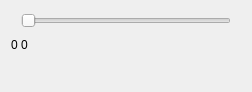
AntonLip/Recognition, file QtWorkGui/FormFile/FormForSimulator/QtMySliderWid.ui: the form before one commit.
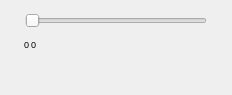
The form after the commit. Custom widgets are drawn as their Qt base class.

Commit message: change labels for sliders value in QtMySliderWid

```diff
--- a/QtWorkGui/FormFile/FormForSimulator/QtMySliderWid.ui
+++ b/QtWorkGui/FormFile/FormForSimulator/QtMySliderWid.ui
@@ -6,8 +6,8 @@
    <rect>
     <x>0</x>
     <y>0</y>
-    <width>252</width>
-    <height>92</height>
+    <width>232</width>
+    <height>95</height>
    </rect>
   </property>
   <property name="sizePolicy">
@@ -18,10 +18,16 @@
   </property>
   <property name="minimumSize">
    <size>
-    <width>218</width>
+    <width>232</width>
     <height>0</height>
    </size>
   </property>
+  <property name="maximumSize">
+   <size>
+    <width>232</width>
+    <height>16777215</height>
+   </size>
+  </property>
   <property name="windowTitle">
    <string>QtMySliderWid</string>
   </property>
@@ -29,7 +35,7 @@
    <item>
     <layout class="QVBoxLayout" name="verticalLayout">
      <item>
-      <layout class="QHBoxLayout" name="horizontalLayout" stretch="1,20,1">
+      <layout class="QHBoxLayout" name="horizontalLayout" stretch="1,10,1">
        <item>
         <spacer name="horizontalSpacer">
          <property name="orientation">
@@ -47,10 +53,16 @@
         <widget class="QxtSpanSlider" name="horizontalSlider">
          <property name="minimumSize">
           <size>
-           <width>0</width>
+           <width>182</width>
            <height>20</height>
           </size>
          </property>
+         <property name="maximumSize">
+          <size>
+           <width>198</width>
+           <height>16777215</height>
+          </size>
+         </property>
          <property name="orientation">
           <enum>Qt::Horizontal</enum>
          </property>
@@ -78,14 +90,20 @@
       <widget class="QWidget" name="widget" native="true">
        <property name="minimumSize">
         <size>
-         <width>0</width>
+         <width>212</width>
          <height>16</height>
         </size>
        </property>
+       <property name="maximumSize">
+        <size>
+         <width>232</width>
+         <height>16777215</height>
+        </size>
+       </property>
        <widget class="QLabel" name="label_max">
         <property name="geometry">
          <rect>
-          <x>10</x>
+          <x>20</x>
           <y>0</y>
           <width>18</width>
           <height>16</height>
@@ -97,6 +115,11 @@
           <height>16</height>
          </size>
         </property>
+        <property name="font">
+         <font>
+          <pointsize>7</pointsize>
+         </font>
+        </property>
         <property name="text">
          <string>&lt;html&gt;&lt;head/&gt;&lt;body&gt;&lt;p&gt;0&lt;/p&gt;&lt;/body&gt;&lt;/html&gt;</string>
         </property>
@@ -116,9 +139,17 @@
           <height>16</height>
          </size>
         </property>
+        <property name="font">
+         <font>
+          <pointsize>7</pointsize>
+         </font>
+        </property>
         <property name="text">
          <string>&lt;html&gt;&lt;head/&gt;&lt;body&gt;&lt;p&gt;0&lt;/p&gt;&lt;/body&gt;&lt;/html&gt;</string>
         </property>
+        <property name="alignment">
+         <set>Qt::AlignRight|Qt::AlignTrailing|Qt::AlignVCenter</set>
+        </property>
        </widget>
       </widget>
      </item>
```
The commit also changes 5 other files.
